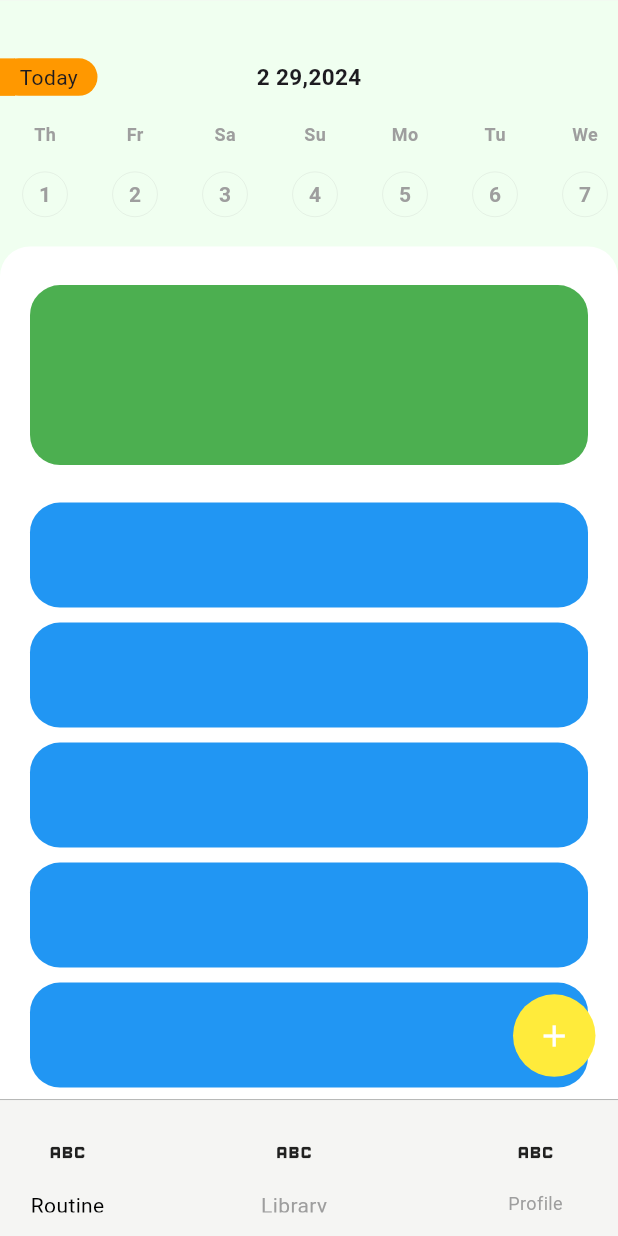
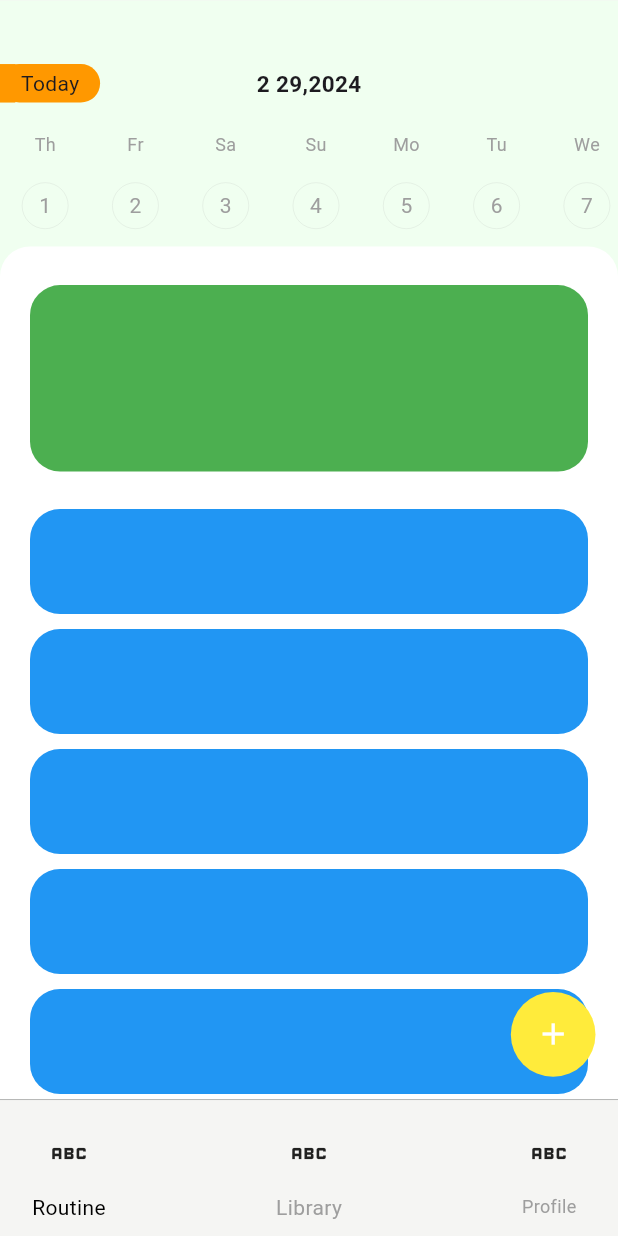
Before and after one commit to thanhbinhs/Time-Varience-Authority-TVA-, a Flutter app: the screen it shows after launch, on a phone screen of 412 x 824 dp. Run offline on Flutter 3.47's test engine with Material 3 defaults, Android fonts, the phone set to English and light mode, and no system bars.

Commit message:
Add 2/29/2024 2

```diff
--- a/tva_the_time_variance_authority_ver2/lib/Pages/HomePageWidget.dart
+++ b/tva_the_time_variance_authority_ver2/lib/Pages/HomePageWidget.dart
@@ -1,5 +1,4 @@
 import 'package:flutter/material.dart';
-import 'package:flutter/rendering.dart';
 import 'package:tva_the_time_variance_authority_ver2/Pages/LibraryWidget.dart';
 import 'ProfileWidget.dart';
 import 'RoutineWidget.dart';
@@ -42,24 +41,25 @@ class _HomePageState extends State<HomePage> {
                     HapticFeedback.vibrate();
                     setState(() {
                       currentIndex = 0;
+                      //print(variableData.screenHeight() * 0.087209);
                     });
                   },
                     child: Padding(
                       padding: EdgeInsets.all(10),
                       child: Container(
-                        width: 70,
+                        width: variableData.screenHeight() * 0.087209,
                         child: Column(
                           mainAxisAlignment: MainAxisAlignment.start,
                           children: [
                             Container(
-                              height: 50,
+                              height: variableData.screenHeight() * 0.06229,
                               child: Icon(
                                 Icons.abc,
                                 size: 30,
                               ),
                             ),
                             Container(
-                              height: 15,
+                              height: variableData.screenHeight() * 0.022425,
                               child: Text(
                                 'Routine',
                                 style: TextStyle(
@@ -83,19 +83,20 @@ class _HomePageState extends State<HomePage> {
                   child: Padding(
                     padding: EdgeInsets.all(10),
                     child: Container(
-                      width: 70,
+                      width: variableData.screenHeight() * 0.087209,
                       child: Column(
                         mainAxisAlignment: MainAxisAlignment.start,
                         children: [
                           Container(
-                            height: 50,
+                            height: variableData.screenHeight() * 0.06229,
                             child: Icon(
                               Icons.abc,
                               size: 30,
                             ),
                           ),
                           Container(
-                            height: 15,
+                            height: variableData.screenHeight() * 0.022425,
+                            //color: Colors.yellow,
                             child: Text(
                               'Library',
                               style: TextStyle(
@@ -120,21 +121,20 @@ class _HomePageState extends State<HomePage> {
                   child: Padding(
                     padding: EdgeInsets.all(10),
                     child: Container(
-                      width: 90,
+                      width: variableData.screenHeight() * 0.087209,
                       // color: Colors.orange,
                       child: Column(
                         mainAxisAlignment: MainAxisAlignment.start,
                         children: [
                           Container(
-                            height: 50,
+                            height: variableData.screenHeight() * 0.06229,
                             child: Icon(
                               Icons.abc,
                               size: 30,
                             ),
                           ),
                           Container(
-                            height: 18,
-                            width: 90,
+                            height: variableData.screenHeight() * 0.022425,
                             //color: Colors.green,
                             child: Column(
                               mainAxisAlignment: MainAxisAlignment.center,
@@ -148,14 +148,12 @@ class _HomePageState extends State<HomePage> {
                                 ),
                               ],
                             )
-
                           ),
                         ],
                       ),
                     ),
                   ),
                 ),
-
               ],
             ),
           ),
--- a/tva_the_time_variance_authority_ver2/lib/Widgets/Routine/AddNewTaskPageWidget.dart
+++ b/tva_the_time_variance_authority_ver2/lib/Widgets/Routine/AddNewTaskPageWidget.dart
@@ -1,8 +1,11 @@
 import 'package:flutter/material.dart';
+
+import 'VariablesDataRoutineClass.dart';
 
 class AddNewTaskPageWidget extends StatelessWidget{
   @override
   Widget build(BuildContext context){
+    VariableData variableData = VariableData(context);
     return Column(
       mainAxisAlignment: MainAxisAlignment.end,
       children: [
@@ -12,7 +15,8 @@ class AddNewTaskPageWidget extends StatelessWidget{
             Padding(
               padding: EdgeInsets.all(15),
               child: Container(
-                height: 55,width: 55,
+                height: variableData.screenHeight()*0.06852,
+                width: variableData.screenHeight()*0.06852,
                 //color: Colors.blue,
                 decoration: BoxDecoration(
                   color: Colors.yellow,
@@ -49,7 +53,7 @@ class AddNewTaskPage extends StatelessWidget {
     double screenWidth = MediaQuery.of(context).size.width; //411.428571
     return Container(
       width: screenWidth,
-      height: screenHeight - 65,
+      height: screenHeight - screenHeight*0.08098,
       decoration: BoxDecoration(
         borderRadius: BorderRadius.circular(15),
         //color: Colors.orange,
@@ -63,7 +67,7 @@ class AddNewTaskPage extends StatelessWidget {
       child: Column(
         children: [
           Container(
-            height: 50,
+            height: screenHeight*0.06229,
             color: Colors.orange,
             child: Row(
               mainAxisAlignment: MainAxisAlignment.spaceBetween,
--- a/tva_the_time_variance_authority_ver2/lib/Widgets/Routine/ListTaskWidget/ListTaskWidget.dart
+++ b/tva_the_time_variance_authority_ver2/lib/Widgets/Routine/ListTaskWidget/ListTaskWidget.dart
@@ -1,6 +1,7 @@
 import 'package:flutter/material.dart';
 import 'package:tva_the_time_variance_authority_ver2/Widgets/Routine/ListTaskWidget/MainTaskWidget.dart';
-import 'TimeTableWidget.dart';
+import '../TimeTableWidget/TimeTableWidget.dart';
+
 
 
 
--- a/tva_the_time_variance_authority_ver2/lib/Widgets/Routine/ListTaskWidget/MainTaskWidget.dart
+++ b/tva_the_time_variance_authority_ver2/lib/Widgets/Routine/ListTaskWidget/MainTaskWidget.dart
@@ -37,7 +37,7 @@ class MainTaskWidget extends StatelessWidget{
                   children: [
                     Container(
                       //color: Colors.yellow,
-                      height: 160,
+                      height: variableData.screenHeight() * 0.19933,
                       child: Padding(
                         padding: EdgeInsets.all(10),
                         child: PageView(
@@ -74,7 +74,7 @@ class MainTaskWidget extends StatelessWidget{
                             Padding(
                               padding: EdgeInsets.symmetric(vertical: 5,horizontal: 20),
                               child: Container(
-                                height: 80,
+                                height: variableData.screenHeight() * 0.099667,
                                 decoration: BoxDecoration(
                                   borderRadius: BorderRadius.circular(20),
                                   color: Colors.blue,
@@ -85,7 +85,7 @@ class MainTaskWidget extends StatelessWidget{
                             Padding(
                               padding: EdgeInsets.symmetric(vertical: 5,horizontal: 20),
                               child: Container(
-                                height: 80,
+                                height: variableData.screenHeight() * 0.099667,
                                 decoration: BoxDecoration(
                                   borderRadius: BorderRadius.circular(20),
                                   color: Colors.blue,
@@ -95,7 +95,7 @@ class MainTaskWidget extends StatelessWidget{
                           ],
                         ),
                       ),
-                    Container(height: 80,color: Colors.white,),
+                    Container(height: variableData.screenHeight() * 0.099667,color: Colors.white,),
 
                   ],
                 ),
--- /dev/null
+++ b/tva_the_time_variance_authority_ver2/lib/Widgets/Routine/TimeTableWidget/DaysInWeekTableWidget.dart
@@ -0,0 +1,120 @@
+import 'package:flutter/material.dart';
+import '../VariablesDataRoutineClass.dart';
+
+
+
+
+
+
+class  DaysInWeekTableWidget extends StatefulWidget{
+  @override
+  State<DaysInWeekTableWidget> createState() => _DaysInWeekTableWidgetState();
+}
+
+class _DaysInWeekTableWidgetState extends State<DaysInWeekTableWidget> {
+  int currentDateAsInt = int.parse(DateTime.now().day.toString());
+  List<bool> isPressedDayInWeek = List.generate(31, (index) => false);
+  int currentYearAsInt = int.parse(DateTime.now().year.toString());
+  int currentMonthAsInt = int.parse(DateTime.now().month.toString());
+  int burnIndex = 0;
+  void initState() {
+    super.initState();
+    burnIndex = currentDateAsInt - 1;
+  }
+
+
+  @override
+  Widget build(BuildContext context){
+    VariableData variableData = VariableData(context);
+    DateTime now = DateTime.now();
+    DateTime firstDayOfMonth = DateTime(now.year, now.month, 1);
+    // giá trị trả từ 1 đến 7 tương ứng với 1 là thứ 2 và 7 là chủ nhật
+    int firstWeekday = firstDayOfMonth.weekday;
+    // Lấy thời gian ngày cuối cùng của tháng
+    DateTime lastDayOfMonth = DateTime(now.year, now.month + 1, 0);
+    int lastDayOfMonthAsInt = lastDayOfMonth.day;
+
+    return  Container(
+      height: variableData.screenHeight()*0.11,
+      //color: Colors.blue,
+      child: ListView(
+        scrollDirection: Axis.horizontal,
+        children: List.generate(lastDayOfMonthAsInt, (index) =>
+            Padding(
+              padding: EdgeInsets.all(7),
+              child: InkWell(
+                onTap: (){
+                  setState(() {
+                    isPressedDayInWeek = List.generate(31, (index) => false);
+                    isPressedDayInWeek[index] = true;
+                    burnIndex = index;
+                    //print(burnIndex);
+                  });
+                },
+                child: Container(
+                  width: variableData.screenHeight()*0.05606,
+                  decoration: BoxDecoration(
+                    borderRadius: BorderRadius.circular(30),
+                    color: (isPressedDayInWeek[index] || burnIndex == index) ? Colors.orange : Color(0xFFF0FFF0),
+                  ),
+                  child: Column(
+                    children: [
+                      Container(
+                        child: Column(
+                          mainAxisAlignment: MainAxisAlignment.center,
+                          children: [
+                            Container(
+                              height: variableData.screenHeight()*0.037375,
+                              //color: Colors.blue,
+                              child: Column(
+                                mainAxisAlignment: MainAxisAlignment.center,
+                                children: [
+                                  Text(
+                                    (index < lastDayOfMonthAsInt) ? variableData.changeFormatDay(firstWeekday + index) : '',
+                                    style: TextStyle(
+                                      fontSize: 12,
+                                      //fontWeight: FontWeight.bold,
+                                      color: (isPressedDayInWeek[index] || burnIndex == index) ? Colors.black : Colors.grey,
+                                    ),
+                                  ),
+                                ],
+                              ),
+                            ),
+                            SizedBox(height: variableData.screenHeight()*0.012458,),
+                            Container(
+                              height: variableData.screenHeight()*0.037375,
+                              width: variableData.screenHeight()*0.037375,
+                              decoration: BoxDecoration(
+                                shape: BoxShape.circle,
+                                color: (isPressedDayInWeek[index] || burnIndex == index) ? Colors.white : Color(0xFFF0FFF0),
+                                border: Border.all(
+                                  color: Colors.grey,
+                                  width: 0.1,
+                                ),
+                              ),
+                              child: Column(
+                                mainAxisAlignment: MainAxisAlignment.center,
+                                children: [
+                                  Text(
+                                    (index + 1 <= lastDayOfMonthAsInt) ? ('${index + 1}') : '',
+                                    style: TextStyle(
+                                      //fontWeight: FontWeight.bold,
+                                      color:(isPressedDayInWeek[index] || burnIndex == index) ? Colors.black : Colors.grey,
+                                    ),
+                                  ),
+                                ],
+                              ),
+                            ),
+                          ],
+                        ),
+                      ),
+                    ],
+                  ),
+                ),
+              ),
+            ),
+        ),
+      ),
+    );
+  }
+}
--- /dev/null
+++ b/tva_the_time_variance_authority_ver2/lib/Widgets/Routine/TimeTableWidget/MonthsInYearTableWidget.dart
@@ -0,0 +1,74 @@
+import 'package:flutter/material.dart';
+
+import '../VariablesDataRoutineClass.dart';
+
+class MonthsInYearTableWWidget extends StatefulWidget{
+  @override
+  State<MonthsInYearTableWWidget> createState() => _MonthsInYearTableWWidgetState();
+}
+
+class _MonthsInYearTableWWidgetState extends State<MonthsInYearTableWWidget> {
+
+  int currentYearAsInt = int.parse(DateTime.now().year.toString());
+  int currentMonthAsInt = int.parse(DateTime.now().month.toString());
+  int currentDateAsInt = int.parse(DateTime.now().day.toString());
+
+  @override
+  Widget build(BuildContext context){
+    VariableData variableData = VariableData(context);
+    return Container(
+      height: variableData.screenHeight()*0.044,
+      //color: Colors.yellow,
+      child: Row(
+        mainAxisAlignment: MainAxisAlignment.spaceBetween,
+        children: [
+          Container(
+              width: variableData.screenHeight()*0.124584,
+              child: Stack(
+                children: [
+                  InkWell(
+                    onTap: (){
+                      //**********************************************
+
+
+                    },
+                    child: Container(
+                        height: variableData.screenHeight()*0.031146,
+                        width: variableData.screenHeight()*0.08098,
+                        //color: Colors.orange,
+                        decoration: BoxDecoration(
+                            color: Colors.orange,
+                            borderRadius: BorderRadius.circular(20)
+                        ),
+                        child: Row(
+                          mainAxisAlignment: MainAxisAlignment.center,
+                          children: [
+                            Text('Today'),
+                          ],
+                        )
+                    ),
+                  ),
+                  Container(
+                    height: variableData.screenHeight()*0.031146,
+                    width: variableData.screenHeight()*0.012458,
+                    color: Colors.orange,
+                  ),
+                ],
+              )
+          ),
+          Text(
+            '${currentMonthAsInt} ${currentDateAsInt},${currentYearAsInt}',
+            style: TextStyle(
+              fontWeight: FontWeight.bold,
+              fontSize: 15,
+            ),
+          ),
+          Container(
+            width: variableData.screenHeight()*0.12458,
+            //color: Colors.orange,
+          ),
+        ],
+      ),
+    );
+  }
+}
--- /dev/null
+++ b/tva_the_time_variance_authority_ver2/lib/Widgets/Routine/TimeTableWidget/TimeTableWidget.dart
@@ -0,0 +1,32 @@
+import 'package:flutter/material.dart';
+import 'package:tva_the_time_variance_authority_ver2/Widgets/Routine/TimeTableWidget/MonthsInYearTableWidget.dart';
+import '../VariablesDataRoutineClass.dart';
+import 'DaysInWeekTableWidget.dart';
+
+class TimeTableWidget extends StatefulWidget{
+  @override
+  State<TimeTableWidget> createState() => _TimeTableWidgetState();
+}
+
+class _TimeTableWidgetState extends State<TimeTableWidget> {
+
+  @override
+  Widget build(BuildContext context){
+    VariableData variableData = VariableData(context);
+
+    return Container(
+      height: variableData.screenHeight()*0.197,
+      //color: Colors.yellow,
+      child: Column(
+        mainAxisAlignment: MainAxisAlignment.end,
+        children: [
+          //********************** MonthsInYearTableWWidget *****************//
+          MonthsInYearTableWWidget(),
+
+          //********************** DaysInWeekTableWidget ***********************//
+          DaysInWeekTableWidget(),
+        ],
+      ),
+    );
+  }
+}
--- a/tva_the_time_variance_authority_ver2/lib/Widgets/Routine/VariablesDataRoutineClass.dart
+++ b/tva_the_time_variance_authority_ver2/lib/Widgets/Routine/VariablesDataRoutineClass.dart
@@ -10,7 +10,40 @@ class VariableData {
   double screenWidth() {
     return MediaQuery.of(context).size.width;
   }
-  double Margin() {
-    return MediaQuery.of(context).size.height * 0.1;
+
+  String changeFormatDay(int dayNumber) {
+    if(dayNumber > 7){
+      dayNumber = dayNumber % 7;
+      if(dayNumber == 0) {
+        dayNumber = 7;
+      }
+    }
+    String formattedDay = '';
+    switch (dayNumber) {
+      case 1:
+        formattedDay = 'Mo';
+        break;
+      case 2:
+        formattedDay = 'Tu';
+        break;
+      case 3:
+        formattedDay = 'We';
+        break;
+      case 4:
+        formattedDay = 'Th';
+        break;
+      case 5:
+        formattedDay = 'Fr';
+        break;
+      case 6:
+        formattedDay = 'Sa';
+        break;
+      case 7:
+        formattedDay = 'Su';
+        break;
+    }
+    return formattedDay;
   }
+
+
 }
```
